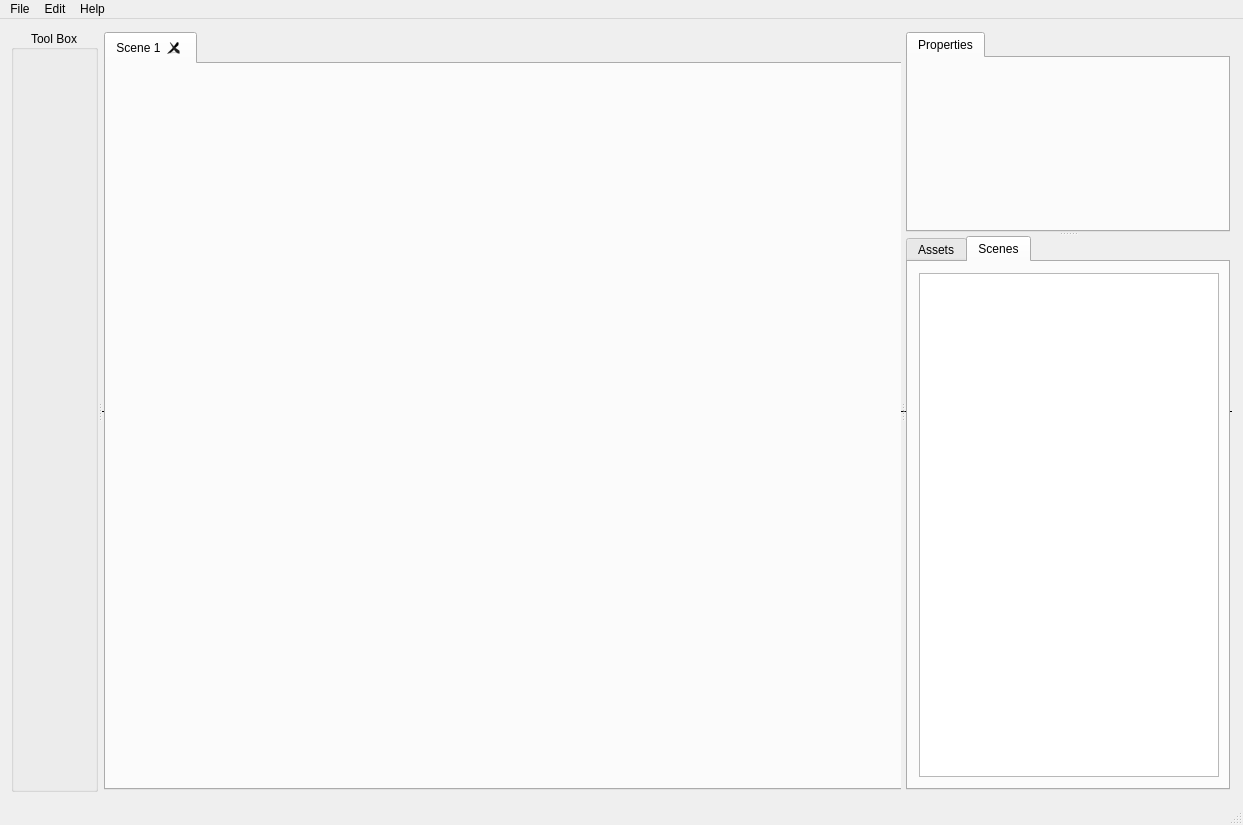
First picture: the form in Animic/UiFiles/animic.ui, repository MervynArt96/AnimicCreator, before the edit.
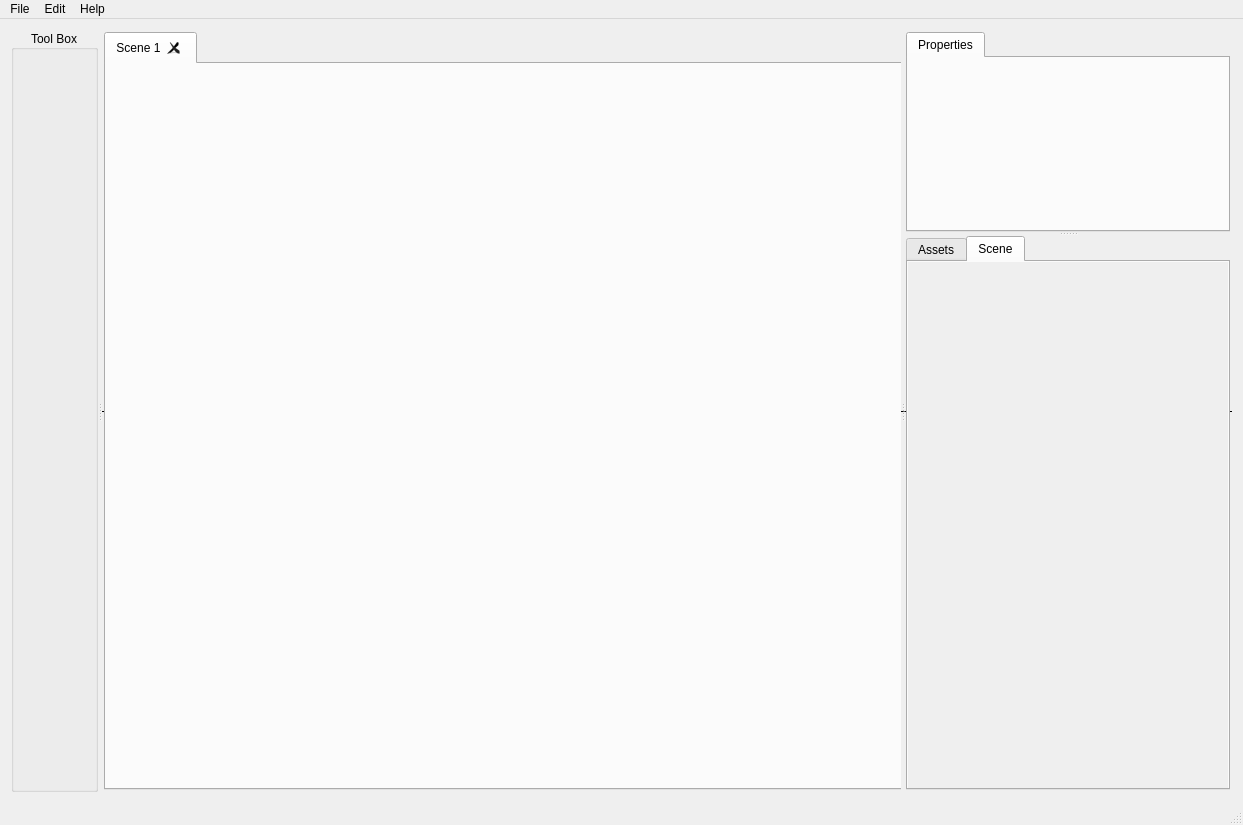
Second picture: the form after the edit. The open tabs and pages were chosen to show the change.

Diff of the .ui file:
```diff
--- a/Animic/UiFiles/animic.ui
+++ b/Animic/UiFiles/animic.ui
@@ -26,7 +26,7 @@
      <height>0</height>
     </size>
    </property>
-   <layout class="QVBoxLayout" name="verticalLayout_2">
+   <layout class="QHBoxLayout" name="horizontalLayout_2">
     <item>
      <widget class="QSplitter" name="AllSplitter">
       <property name="sizePolicy">
@@ -301,23 +301,32 @@
            </layout>
           </widget>
           <widget class="QWidget" name="sceneManagementTab">
-           <property name="minimumSize">
-            <size>
-             <width>0</width>
-             <height>0</height>
-            </size>
-           </property>
            <attribute name="title">
-            <string>Scenes</string>
+            <string>Scene</string>
            </attribute>
-           <layout class="QVBoxLayout" name="verticalLayout_3">
+           <layout class="QHBoxLayout" name="horizontalLayout_5">
+            <property name="leftMargin">
+             <number>0</number>
+            </property>
+            <property name="topMargin">
+             <number>0</number>
+            </property>
+            <property name="rightMargin">
+             <number>0</number>
+            </property>
+            <property name="bottomMargin">
+             <number>0</number>
+            </property>
             <item>
-             <widget class="QListWidget" name="sceneListWidget">
-              <property name="minimumSize">
-               <size>
-                <width>300</width>
-                <height>0</height>
-               </size>
+             <widget class="QWidget" name="sceneListHolder" native="true">
+              <property name="sizePolicy">
+               <sizepolicy hsizetype="Expanding" vsizetype="Expanding">
+                <horstretch>0</horstretch>
+                <verstretch>0</verstretch>
+               </sizepolicy>
+              </property>
+              <property name="autoFillBackground">
+               <bool>true</bool>
               </property>
              </widget>
             </item>
```
